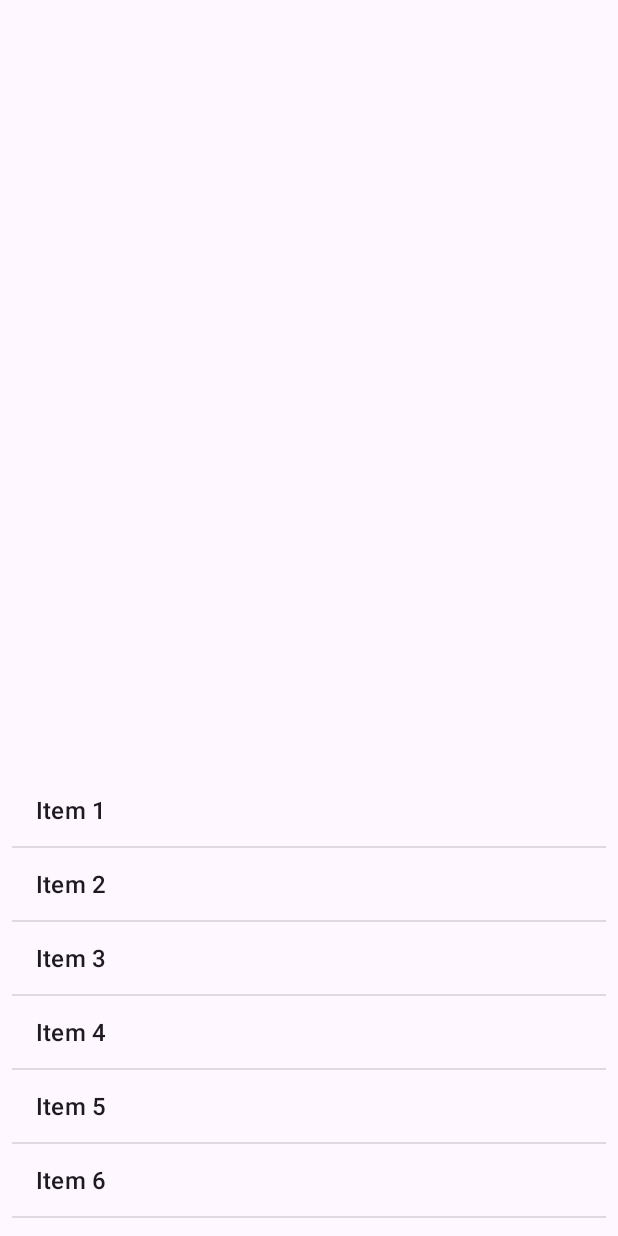
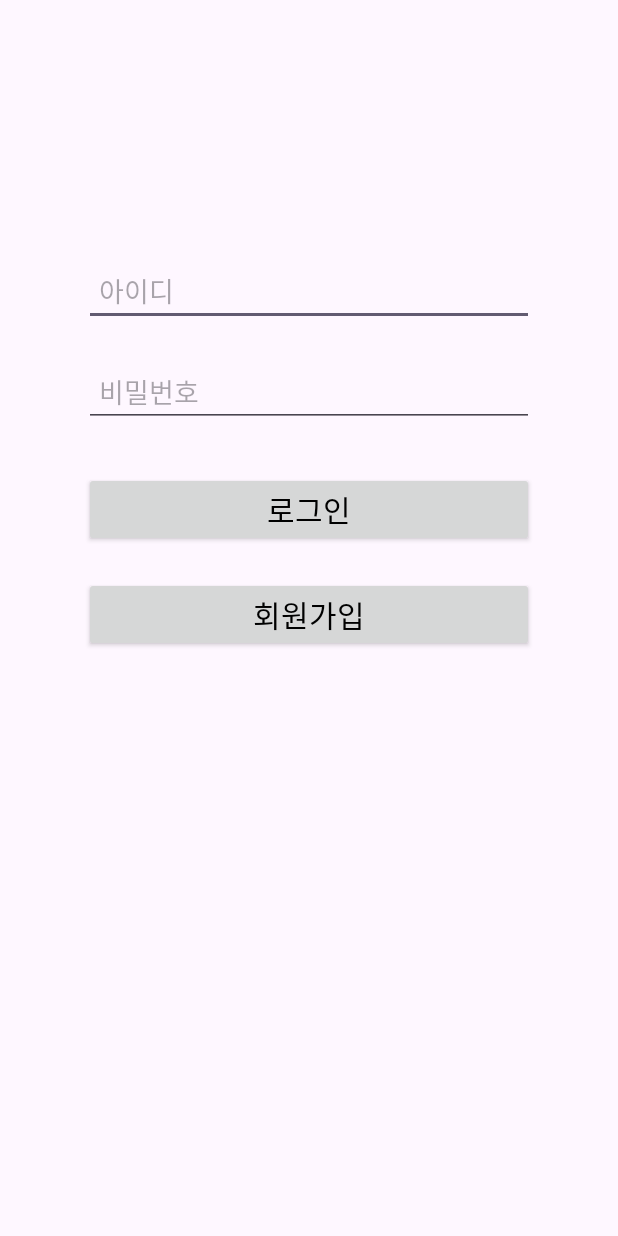
Before and after one commit to parkbjgit/MSA, an Android app: the screen it shows after launch (MainActivity before the commit, LoginActivity after it), on a phone screen of 412 x 824 dp. Run offline under Robolectric (Android 15) with nearby library versions, the light colour scheme and no system bars.

Commit message:
로그인화면 로그인 클릭시 이동

```diff
--- a/app/build.gradle.kts
+++ b/app/build.gradle.kts
@@ -42,5 +42,5 @@ dependencies {
     androidTestImplementation(libs.ext.junit)
     androidTestImplementation(libs.espresso.core)
 
-    implementation ("com.github.pedroSG94:AutoPermission:1.0.3")
+    //implementation ("com.github.pedroSG94:AutoPermission:1.0.3")
 }
--- a/app/src/main/AndroidManifest.xml
+++ b/app/src/main/AndroidManifest.xml
@@ -20,7 +20,7 @@
         android:theme="@style/Theme.MSA"
         tools:targetApi="31">
         <activity
-            android:name=".MainActivity"
+            android:name=".LoginActivity"
             android:exported="true">
             <intent-filter>
                 <action android:name="android.intent.action.MAIN" />
@@ -28,6 +28,7 @@
                 <category android:name="android.intent.category.LAUNCHER" />
             </intent-filter>
         </activity>
+        <activity android:name=".MainActivity"/>
         <meta-data android:name="com.kakao.sdk.AppKey" android:value="41be6ecd9ae493778cc588b2856bdacd"/>
     </application>
 
--- /dev/null
+++ b/app/src/main/java/com/example/msa/LoginActivity.java
@@ -0,0 +1,31 @@
+package com.example.msa;
+
+import android.content.Intent;
+import android.os.Bundle;
+import android.view.View;
+import android.widget.Button;
+
+import androidx.appcompat.app.AppCompatActivity;
+
+public class LoginActivity extends AppCompatActivity {
+
+    private Button btn_login, btn_signup;
+
+    @Override
+    protected void onCreate(Bundle savedInstanceState) {
+        super.onCreate(savedInstanceState);
+        setContentView(R.layout.activity_login);
+
+        btn_login = findViewById(R.id.btn_login);
+        btn_signup = findViewById(R.id.btn_signup);
+
+        btn_login.setOnClickListener(new View.OnClickListener() {
+            @Override
+            public void onClick(View v) {
+                // btn_login 클릭 시 activity_main으로 화면 이동
+                Intent intent = new Intent(LoginActivity.this, MainActivity.class);
+                startActivity(intent);
+            }
+        });
+    }
+}
--- a/app/src/main/java/com/example/msa/MainActivity.java
+++ b/app/src/main/java/com/example/msa/MainActivity.java
@@ -7,10 +7,10 @@ import android.widget.ListView;
 import android.widget.Toast;
 
 import androidx.appcompat.app.AppCompatActivity;
+
+//import com.pedro.library.AutoPermissions;
+
 import net.daum.mf.map.api.MapView;
-
-import com.pedro.library.AutoPermissions;
-import com.pedro.library.AutoPermissionsListener;
 
 public class MainActivity extends AppCompatActivity {
 
@@ -30,26 +30,26 @@ public class MainActivity extends AppCompatActivity {
         ArrayAdapter<String> adapter = new ArrayAdapter<>(this, android.R.layout.simple_list_item_1, data);
         listView.setAdapter(adapter);
 
-        AutoPermissions.Companion.loadPermissions(this, 101);
+//        AutoPermissions.Companion.loadPermissions(this, 101);
     }
 
-    @Override
-    public void onRequestPermissionsResult(int requestCode, String permissions[],
-                                           int[] grantResults) {
-        super.onRequestPermissionsResult(requestCode, permissions, grantResults);
-        AutoPermissions.Companion.parsePermissions(this, requestCode, permissions, this);
-    }
+//    @Override
+//    public void onRequestPermissionsResult(int requestCode, String permissions[],
+//                                           int[] grantResults) {
+//        super.onRequestPermissionsResult(requestCode, permissions, grantResults);
+//        AutoPermissions.Companion.parsePermissions(this, requestCode, permissions, this);
+//    }
 
-    @Override
-    public void onDenied(int requestCode, String[] permissions) {
-        Toast.makeText(this, "permissions denied : " + permissions.length,
-                Toast.LENGTH_LONG).show();
-    }
+//    @Override
+//    public void onDenied(int requestCode, String[] permissions) {
+//        Toast.makeText(this, "permissions denied : " + permissions.length,
+//                Toast.LENGTH_LONG).show();
+//    }
 
-    @Override
-    public void onGranted(int requestCode, String[] permissions) {
-        Toast.makeText(this, "permissions granted : " + permissions.length, Toast.LENGTH_LONG).show();
-    }
+//    @Override
+//    public void onGranted(int requestCode, String[] permissions) {
+//        Toast.makeText(this, "permissions granted : " + permissions.length, Toast.LENGTH_LONG).show();
+//    }
 }
 
 
--- /dev/null
+++ b/app/src/main/res/layout/activity_login.xml
@@ -0,0 +1,61 @@
+<?xml version="1.0" encoding="utf-8"?>
+<androidx.constraintlayout.widget.ConstraintLayout xmlns:android="http://schemas.android.com/apk/res/android"
+    xmlns:tools="http://schemas.android.com/tools"
+    android:layout_width="match_parent"
+    android:layout_height="match_parent"
+    tools:context=".LoginActivity">
+
+    <LinearLayout
+        android:layout_width="match_parent"
+        android:layout_height="match_parent"
+        android:layout_marginTop="150dp"
+        android:orientation="vertical">
+
+        <EditText
+            android:id="@+id/login_id"
+            android:layout_width="300dp"
+            android:layout_height="wrap_content"
+            android:layout_marginTop="20dp"
+            android:layout_marginBottom="10dp"
+            android:padding="10dp"
+            android:drawablePadding="10dp"
+            android:layout_gravity="center"
+            android:hint="아이디"
+            android:inputType="text"/>
+
+        <EditText
+            android:id="@+id/login_pw"
+            android:layout_width="300dp"
+            android:layout_height="wrap_content"
+            android:layout_marginTop="10dp"
+            android:layout_marginBottom="10dp"
+            android:padding="10dp"
+            android:layout_gravity="center"
+            android:drawablePadding="10dp"
+            android:hint="비밀번호"
+            android:inputType="textPassword"/>
+
+        <androidx.appcompat.widget.AppCompatButton
+            android:id="@+id/btn_login"
+            android:layout_width="300dp"
+            android:layout_height="wrap_content"
+            android:layout_gravity="center_horizontal"
+            android:layout_marginTop="20dp"
+            android:padding="10dp"
+            android:text="로그인"
+            android:textColor="@color/black"
+            android:textSize="20sp" />
+
+        <androidx.appcompat.widget.AppCompatButton
+            android:id="@+id/btn_signup"
+            android:layout_width="300dp"
+            android:layout_height="wrap_content"
+            android:layout_gravity="center_horizontal"
+            android:layout_marginTop="20dp"
+            android:text="회원가입"
+            android:textColor="@color/black"
+            android:textSize="20sp"/>
+
+    </LinearLayout>
+
+</androidx.constraintlayout.widget.ConstraintLayout>
--- a/build.gradle.kts
+++ b/build.gradle.kts
@@ -11,6 +11,6 @@ buildscript {
 
 allprojects {
     repositories {
-        maven { url = uri ("https://jitpack.io") }
+
     }
 }
--- a/settings.gradle.kts
+++ b/settings.gradle.kts
@@ -16,8 +16,10 @@ dependencyResolutionManagement {
     repositories {
         google()
         mavenCentral()
+        maven ("https://jitpack.io")
     }
 }
 
+
 rootProject.name = "MSA"
 include(":app")
```
